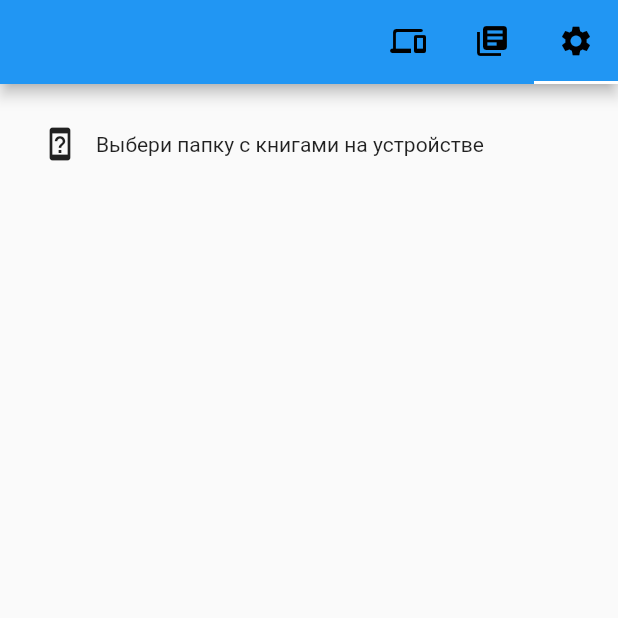
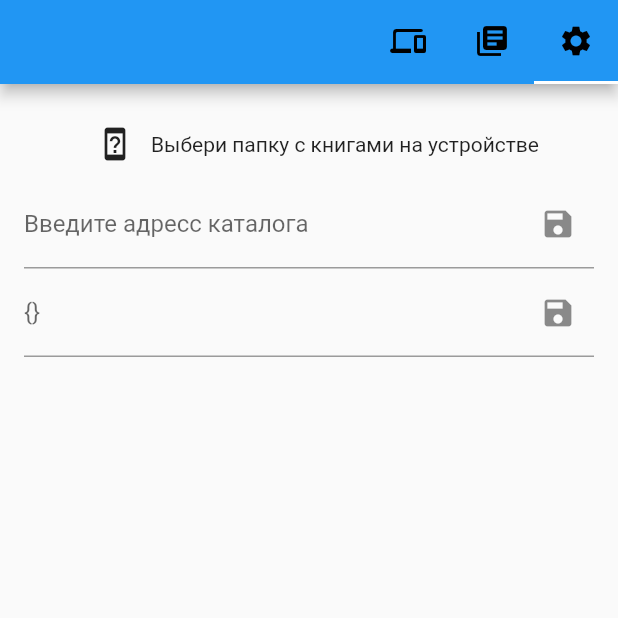
Before and after one commit to JohnCuba/flibrary, a Flutter app: the screen it shows after launch, tab 3 chosen, after a tap on the "device unknown" icon, on a phone screen of 412 x 824 dp, the top half of it. Run offline on Flutter 3.47's test engine with Material 2 defaults, Android fonts, the phone set to English and light mode, and no system bars; our stand-ins replace file_picker, flutter_riverpod, shared_preferences; missing offline and left inert: epubx; statements that could not run were skipped.

Commit message:
fix: massive refactor

```diff
--- /dev/null
+++ b/lib/components/configDevice.dart
@@ -0,0 +1,30 @@
+import 'package:flutter/material.dart';
+import 'package:flutter_riverpod/flutter_riverpod.dart';
+
+import 'package:flibrary/providers/device.dart';
+
+class ConfigDevice extends ConsumerWidget {
+  const ConfigDevice({Key? key}) : super(key: key);
+
+
+  @override
+  build(BuildContext context, WidgetRef ref) {
+    final deviceState = ref.watch(deviceProvider);
+
+    return Row(
+      mainAxisAlignment: MainAxisAlignment.center,
+      children: [
+        IconButton(
+          splashRadius: 16,
+          icon: Icon(deviceState.dirSetted
+              ? Icons.devices_outlined
+              : Icons.device_unknown_outlined),
+          onPressed: deviceState.chooseSourcePath,
+        ),
+        Text(deviceState.dirSetted
+            ? deviceState.dir!.path
+            : 'Выбери папку с книгами на устройстве'),
+      ],
+    );
+  }
+}
--- /dev/null
+++ b/lib/components/configLibrary.dart
@@ -0,0 +1,62 @@
+import 'package:flutter/material.dart';
+import 'package:flutter_riverpod/flutter_riverpod.dart';
+
+import 'package:flibrary/providers/library.dart';
+
+class ConfigLibrary extends ConsumerWidget {
+  ConfigLibrary({Key? key}) : super(key: key);
+  final _uriController = TextEditingController(text: '');
+  final _bodyController = TextEditingController(text: '');
+
+  @override
+  build(BuildContext context, WidgetRef ref) {
+    final libraryState = ref.watch(libraryProvider);
+
+    return Column(
+      children: [
+        Row(
+          children: [
+            Flexible(
+              child: TextField(
+                controller: _uriController,
+                decoration: InputDecoration(
+                  labelText: libraryState.uri.isNotEmpty
+                    ? libraryState.uri
+                    : 'Введите адресс каталога',
+                  suffixIcon: IconButton(
+                    onPressed: () {
+                      libraryState.uri = _uriController.text;
+                      _uriController.clear();
+                    },
+                    icon: const Icon(Icons.save)
+                  )
+                ),
+              )
+            ),
+          ],
+        ),
+        Row(
+          children: [
+            Flexible(
+              child: TextField(
+                controller: _bodyController,
+                decoration: InputDecoration(
+                  labelText: libraryState.body.isNotEmpty
+                    ? libraryState.body
+                    : 'Введи тело запроса в формате json',
+                  suffixIcon: IconButton(
+                    onPressed: () {
+                      libraryState.body = _bodyController.text;
+                      _bodyController.clear();
+                    },
+                    icon: const Icon(Icons.save)
+                  )
+                ),
+              )
+            ),
+          ],
+        ),
+      ],
+    );
+  }
+}
--- a/lib/models/device.dart
+++ b/lib/models/device.dart
@@ -5,7 +5,7 @@ import 'package:shared_preferences/shared_preferences.dart';
 import 'package:file_picker/file_picker.dart';
 
 class DeviceModel extends ChangeNotifier {
-  late SharedPreferences storage;
+  late SharedPreferences _storage;
   Directory? dir;
   List<String> files = [];
 
@@ -14,7 +14,7 @@ class DeviceModel extends ChangeNotifier {
   }
 
   _initStorage() async {
-    storage = await SharedPreferences.getInstance();
+    _storage = await SharedPreferences.getInstance();
     await _updateSourcePath();
 
     _runFilesWatcher();
@@ -22,10 +22,10 @@ class DeviceModel extends ChangeNotifier {
 
   _updateSourcePath([String? path]) async {
     if (path != null) {
-      await storage.setString('deviceSourcePath', path);
+      await _storage.setString('deviceSourcePath', path);
       dir = Directory(path);
     } else {
-      final savedPath = storage.getString('deviceSourcePath');
+      final savedPath = _storage.getString('deviceSourcePath');
       dir = savedPath != null ? Directory(savedPath) : null;
     }
 
--- a/lib/providers/gallery.dart
+++ /dev/null
@@ -1,4 +0,0 @@
-import 'package:flutter_riverpod/flutter_riverpod.dart';
-import 'package:flibrary/models/gallery.dart';
-
-final galleryProvider = ChangeNotifierProvider((ref) => GalleryModel());
--- /dev/null
+++ b/lib/providers/library.dart
@@ -0,0 +1,4 @@
+import 'package:flutter_riverpod/flutter_riverpod.dart';
+import 'package:flibrary/models/library.dart';
+
+final libraryProvider = ChangeNotifierProvider((ref) => LibraryModel());
--- a/lib/screens/device.dart
+++ b/lib/screens/device.dart
@@ -3,6 +3,7 @@ import 'package:flutter/material.dart';
 import 'package:flutter_riverpod/flutter_riverpod.dart';
 
 import '../components/bookPreview.dart';
+import 'package:flibrary/components/configDevice.dart';
 import 'package:flibrary/providers/device.dart';
 
 class DeviceScreen extends ConsumerWidget {
@@ -18,24 +19,11 @@ class DeviceScreen extends ConsumerWidget {
         width: min(MediaQuery.of(context).size.width, 1024),
         child: deviceState.dirSetted
           ? ListView(
+            padding: const EdgeInsets.all(16),
             children: deviceState.files.map((e) => BookPreview(file: e)).toList(),
           )
-          : Center(
-            child: Row(
-              mainAxisAlignment: MainAxisAlignment.center,
-              children: [
-                IconButton(
-                  splashRadius: 16,
-                  icon: Icon(deviceState.dirSetted
-                      ? Icons.devices_outlined
-                      : Icons.device_unknown_outlined),
-                  onPressed: deviceState.chooseSourcePath,
-                ),
-                Text(deviceState.dirSetted
-                    ? deviceState.dir!.path
-                    : 'Выбери папку с книгами на устройстве'),
-              ],
-            ),
+          : const Center(
+            child: ConfigDevice(),
           ),
       ),
     );
--- a/lib/screens/library.dart
+++ b/lib/screens/library.dart
@@ -1,14 +1,14 @@
 import 'package:flutter/material.dart';
 import 'package:flutter_riverpod/flutter_riverpod.dart';
 
-import 'package:flibrary/providers/gallery.dart';
+import 'package:flibrary/providers/library.dart';
 
 class LibraryScreen extends ConsumerWidget {
   const LibraryScreen({Key? key}) : super(key: key);
 
   @override
   build(BuildContext context, WidgetRef ref) {
-    final galleryState = ref.watch(galleryProvider);
+    final galleryState = ref.watch(libraryProvider);
 
     return ListView(
       children: const [Text('screen is in development')],
--- a/lib/screens/settings.dart
+++ b/lib/screens/settings.dart
@@ -1,34 +1,25 @@
-import 'package:flibrary/providers/device.dart';
+import 'dart:math';
 import 'package:flutter/material.dart';
-import 'package:flutter_riverpod/flutter_riverpod.dart';
 
-class SettingsScreen extends ConsumerWidget {
+import 'package:flibrary/components/configDevice.dart';
+import 'package:flibrary/components/configLibrary.dart';
+
+class SettingsScreen extends StatelessWidget {
   const SettingsScreen({Key? key}) : super(key: key);
 
   @override
-  build(BuildContext context, WidgetRef ref) {
-    final deviceState = ref.watch(deviceProvider);
-
-    return Center(
-      child: ListView(
-        padding: const EdgeInsets.all(16),
-        children: [
-          // TODO: Mark that directory is not choosen
-          Row(
-            children: [
-              IconButton(
-                splashRadius: 16,
-                icon: Icon(deviceState.dirSetted
-                    ? Icons.devices_outlined
-                    : Icons.device_unknown_outlined),
-                onPressed: deviceState.chooseSourcePath,
-              ),
-              Text(deviceState.dirSetted
-                  ? deviceState.dir!.path
-                  : 'Выбери папку с книгами на устройстве'),
-            ],
-          )
-        ],
+  build(BuildContext context) {
+    return Container(
+      alignment: Alignment.topCenter,
+      child: SizedBox(
+        width: min(MediaQuery.of(context).size.width, 1024),
+        child: ListView(
+          padding: const EdgeInsets.all(16),
+          children: [
+            const ConfigDevice(),
+            ConfigLibrary(),
+          ],
+        ),
       ),
     );
   }
```
Also changed, not shown: lib/models/gallery.dart (deleted, +0 -11 lines), lib/models/library.dart (added, +46 -0 lines).
